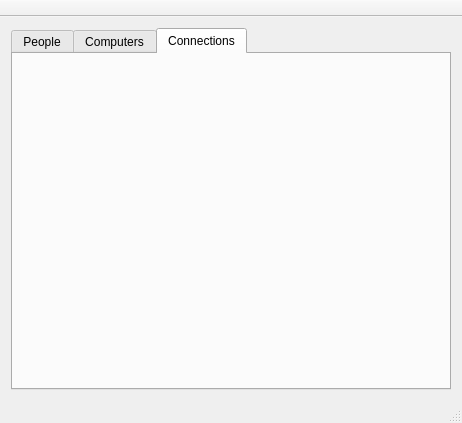
Old version of the form mainwindow.ui in the repository Ragnarstefanss/VLN1-Skil3.
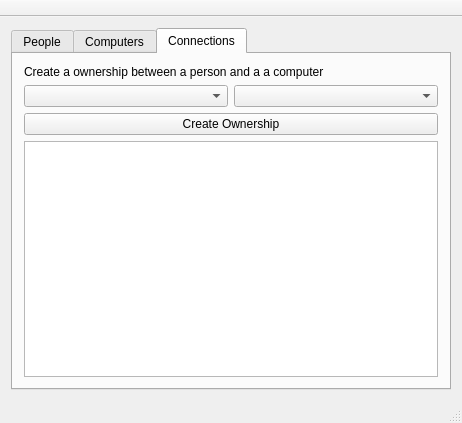
New version of the form. The open tabs and pages were chosen to show the change.

Commit message: ownership idea created

```diff
--- a/mainwindow.ui
+++ b/mainwindow.ui
@@ -119,6 +119,43 @@
        <attribute name="title">
         <string>Connections</string>
        </attribute>
+       <layout class="QVBoxLayout" name="verticalLayout_4">
+        <item>
+         <widget class="QLabel" name="label">
+          <property name="text">
+           <string>Create a ownership between a person and a a computer</string>
+          </property>
+         </widget>
+        </item>
+        <item>
+         <layout class="QHBoxLayout" name="horizontalLayout">
+          <item>
+           <widget class="QComboBox" name="dropdown_person">
+            <property name="currentText">
+             <string/>
+            </property>
+           </widget>
+          </item>
+          <item>
+           <widget class="QComboBox" name="dropdown_computer">
+            <property name="currentText">
+             <string/>
+            </property>
+           </widget>
+          </item>
+         </layout>
+        </item>
+        <item>
+         <widget class="QPushButton" name="pushButton">
+          <property name="text">
+           <string>Create Ownership</string>
+          </property>
+         </widget>
+        </item>
+        <item>
+         <widget class="QTableWidget" name="tableWidget"/>
+        </item>
+       </layout>
       </widget>
      </widget>
     </item>
```
Left out of the diff: 2 changed lines with no effect on the pictures. The commit also changes 5 other files.
